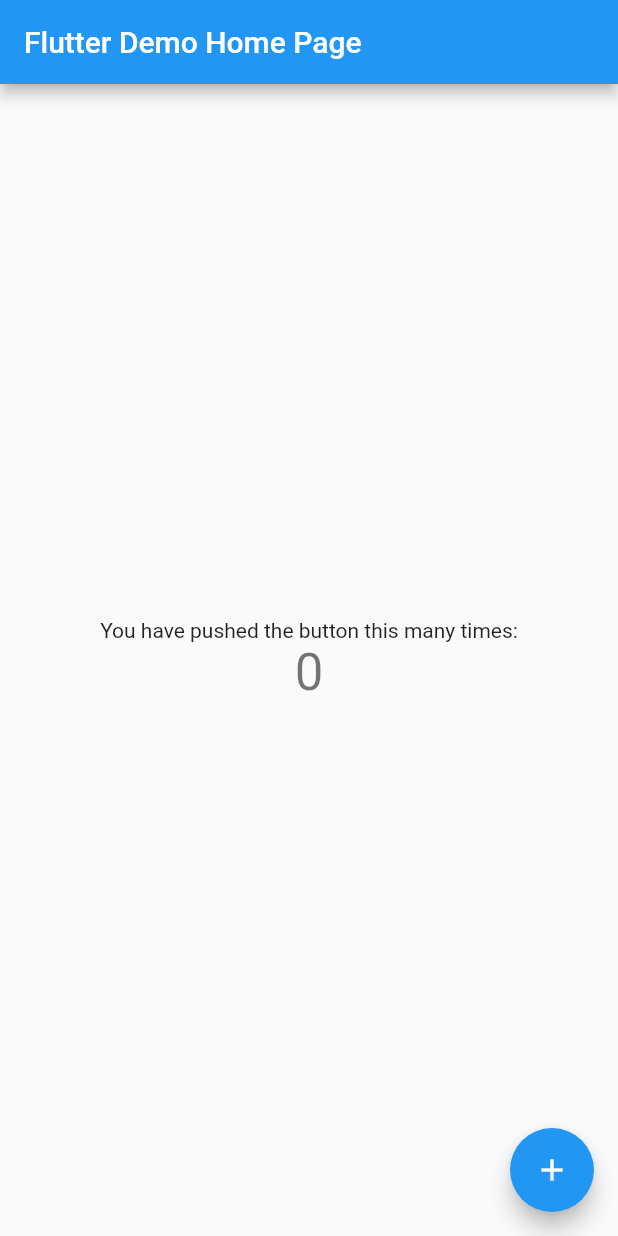
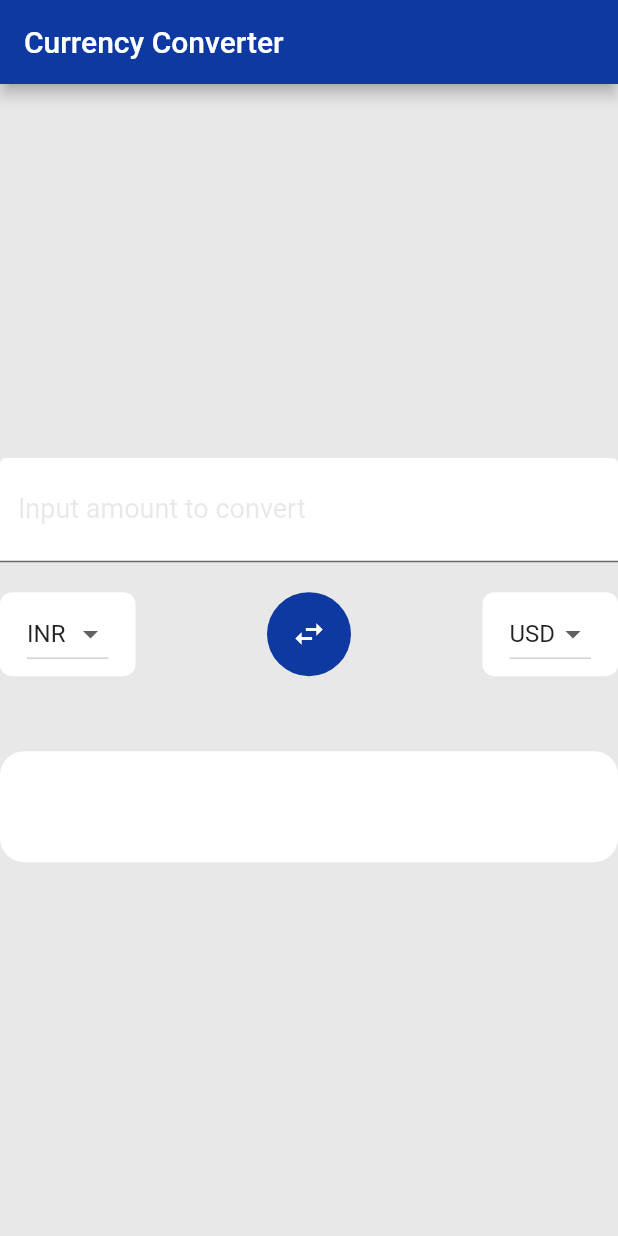
Before and after one commit to khushi-3008/Currency-Converter, a Flutter app: the screen it shows after launch, on a phone screen of 412 x 824 dp. Run offline on Flutter 3.47's test engine with Material 2 defaults, Android fonts, the phone set to English and light mode, and no system bars; network calls fail.

```diff
--- /dev/null
+++ b/lib/drop_down.dart
@@ -0,0 +1,27 @@
+import 'package:flutter/material.dart';
+
+Widget customDropDown(
+  List<String> items,
+  String value,
+  void onChange(val),
+) {
+  return Container(
+    padding: EdgeInsets.symmetric(vertical: 4.0, horizontal: 18.0),
+    decoration: BoxDecoration(
+      color: Colors.white,
+      borderRadius: BorderRadius.circular(8.0),
+    ),
+    child: DropdownButton<String>(
+      value: value,
+      onChanged: (String? val) {
+        onChange(val);
+      },
+      items: items.map<DropdownMenuItem<String>>((String val) {
+        return DropdownMenuItem(
+          child: Text(val),
+          value: val,
+        );
+      }).toList(),
+    ),
+  );
+}
--- a/lib/main.dart
+++ b/lib/main.dart
@@ -1,115 +1,165 @@
+import 'package:currency_converter/api_client.dart';
+import 'package:currency_converter/drop_down.dart';
 import 'package:flutter/material.dart';
 
 void main() {
-  runApp(const MyApp());
+  runApp(MyApp());
 }
 
 class MyApp extends StatelessWidget {
-  const MyApp({Key? key}) : super(key: key);
-
-  // This widget is the root of your application.
   @override
   Widget build(BuildContext context) {
     return MaterialApp(
-      title: 'Flutter Demo',
-      theme: ThemeData(
-        // This is the theme of your application.
-        //
-        // Try running your application with "flutter run". You'll see the
-        // application has a blue toolbar. Then, without quitting the app, try
-        // changing the primarySwatch below to Colors.green and then invoke
-        // "hot reload" (press "r" in the console where you ran "flutter run",
-        // or simply save your changes to "hot reload" in a Flutter IDE).
-        // Notice that the counter didn't reset back to zero; the application
-        // is not restarted.
-        primarySwatch: Colors.blue,
+      home: SafeArea(
+        child: HomePage(),
       ),
-      home: const MyHomePage(title: 'Flutter Demo Home Page'),
     );
   }
 }
 
-class MyHomePage extends StatefulWidget {
-  const MyHomePage({Key? key, required this.title}) : super(key: key);
-
-  // This widget is the home page of your application. It is stateful, meaning
-  // that it has a State object (defined below) that contains fields that affect
-  // how it looks.
-
-  // This class is the configuration for the state. It holds the values (in this
-  // case the title) provided by the parent (in this case the App widget) and
-  // used by the build method of the State. Fields in a Widget subclass are
-  // always marked "final".
-
-  final String title;
+class HomePage extends StatefulWidget {
+  const HomePage({Key? key}) : super(key: key);
 
   @override
-  State<MyHomePage> createState() => _MyHomePageState();
+  _HomePageState createState() => _HomePageState();
 }
 
-class _MyHomePageState extends State<MyHomePage> {
-  int _counter = 0;
+class _HomePageState extends State<HomePage> {
+  // Instance of API Client
+  ApiClient client = ApiClient();
 
-  void _incrementCounter() {
-    setState(() {
-      // This call to setState tells the Flutter framework that something has
-      // changed in this State, which causes it to rerun the build method below
-      // so that the display can reflect the updated values. If we changed
-      // _counter without calling setState(), then the build method would not be
-      // called again, and so nothing would appear to happen.
-      _counter++;
-    });
+  // Function to call API
+
+  @override
+  void initState() {
+    super.initState();
+    (() async {
+      List<String> list = await client.getCurrencies();
+      setState(() {
+        currencies = list;
+      });
+    })();
   }
+
+  // Setting main colors
+  Color kMainColor = Color(0x245E5E5E);
+  Color kSecondaryColor = Color(0xFF0D39A0);
+
+  //Setting the variables
+  List<String> currencies = ["INR", "USD"];
+  String from = "INR";
+  String to = "USD";
+
+  //variables for exchange rate
+  double rate = 1;
+  String result = "";
 
   @override
   Widget build(BuildContext context) {
-    // This method is rerun every time setState is called, for instance as done
-    // by the _incrementCounter method above.
-    //
-    // The Flutter framework has been optimized to make rerunning build methods
-    // fast, so that you can just rebuild anything that needs updating rather
-    // than having to individually change instances of widgets.
     return Scaffold(
       appBar: AppBar(
-        // Here we take the value from the MyHomePage object that was created by
-        // the App.build method, and use it to set our appbar title.
-        title: Text(widget.title),
+        title: Text("Currency Converter"),
+        backgroundColor: kSecondaryColor,
       ),
-      body: Center(
-        // Center is a layout widget. It takes a single child and positions it
-        // in the middle of the parent.
+      backgroundColor: kMainColor,
+      body: Padding(
+        padding: const EdgeInsets.symmetric(
+          vertical: 18.0,
+        ),
         child: Column(
-          // Column is also a layout widget. It takes a list of children and
-          // arranges them vertically. By default, it sizes itself to fit its
-          // children horizontally, and tries to be as tall as its parent.
-          //
-          // Invoke "debug painting" (press "p" in the console, choose the
-          // "Toggle Debug Paint" action from the Flutter Inspector in Android
-          // Studio, or the "Toggle Debug Paint" command in Visual Studio Code)
-          // to see the wireframe for each widget.
-          //
-          // Column has various properties to control how it sizes itself and
-          // how it positions its children. Here we use mainAxisAlignment to
-          // center the children vertically; the main axis here is the vertical
-          // axis because Columns are vertical (the cross axis would be
-          // horizontal).
-          mainAxisAlignment: MainAxisAlignment.center,
-          children: <Widget>[
-            const Text(
-              'You have pushed the button this many times:',
-            ),
-            Text(
-              '$_counter',
-              style: Theme.of(context).textTheme.headline4,
+          mainAxisAlignment: MainAxisAlignment.start,
+          crossAxisAlignment: CrossAxisAlignment.start,
+          children: [
+            Expanded(
+              child: Center(
+                child: Column(
+                  mainAxisAlignment: MainAxisAlignment.center,
+                  crossAxisAlignment: CrossAxisAlignment.center,
+                  children: [
+                    TextField(
+                      onChanged: (value) async {
+                        rate = await client.getRate(from, to);
+                        setState(() {
+                          result =
+                              (rate * double.parse(value)).toStringAsFixed(3);
+                        });
+                      },
+                      decoration: InputDecoration(
+                        filled: true,
+                        fillColor: Colors.white,
+                        labelText: "Input amount to convert",
+                        labelStyle: TextStyle(
+                          fontWeight: FontWeight.normal,
+                          fontSize: 18.0,
+                          color: kMainColor,
+                        ),
+                      ),
+                      style: TextStyle(
+                        color: kMainColor,
+                        fontSize: 24.0,
+                        fontWeight: FontWeight.bold,
+                      ),
+                      textAlign: TextAlign.center,
+                      keyboardType: TextInputType.number,
+                    ),
+                    SizedBox(
+                      height: 20.0,
+                    ),
+                    Row(
+                      mainAxisAlignment: MainAxisAlignment.spaceBetween,
+                      children: [
+                        customDropDown(currencies, from, (val) {
+                          setState(() {
+                            from = val;
+                          });
+                        }),
+                        FloatingActionButton(
+                          onPressed: () {
+                            setState(() {
+                              String temp = from;
+                              from = to;
+                              to = temp;
+                            });
+                          },
+                          child: Icon(Icons.swap_horiz),
+                          elevation: 0.0,
+                          backgroundColor: kSecondaryColor,
+                        ),
+                        customDropDown(currencies, to, (val) {
+                          setState(() {
+                            to = val;
+                          });
+                        }),
+                      ],
+                    ),
+                    SizedBox(height: 50.0),
+                    Container(
+                      width: double.infinity,
+                      padding: EdgeInsets.all(16.0),
+                      decoration: BoxDecoration(
+                        color: Colors.white,
+                        borderRadius: BorderRadius.circular(16.0),
+                      ),
+                      child: Column(
+                        children: [
+                          Text(
+                            result,
+                            style: TextStyle(
+                              color: kMainColor,
+                              fontSize: 36.0,
+                              fontWeight: FontWeight.bold,
+                            ),
+                          ),
+                        ],
+                      ),
+                    ),
+                  ],
+                ),
+              ),
             ),
           ],
         ),
       ),
-      floatingActionButton: FloatingActionButton(
-        onPressed: _incrementCounter,
-        tooltip: 'Increment',
-        child: const Icon(Icons.add),
-      ), // This trailing comma makes auto-formatting nicer for build methods.
     );
   }
 }
```
Also changed, not shown: lib/api_client.dart (added, +40 -0 lines), pubspec.yaml (+1 -64 lines), pubspec.lock, 1 other file.
